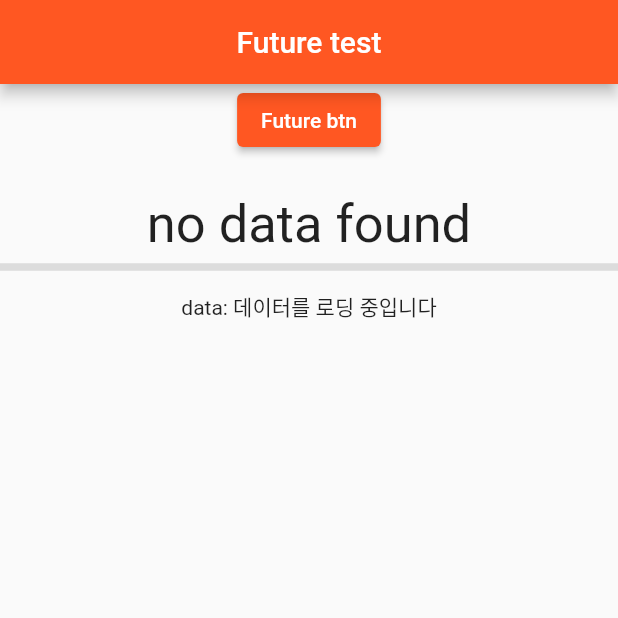
After one commit to MinJaehyun/first_project, a Flutter app: the FutureTest screen opened directly, on a phone screen of 412 x 824 dp, the top half of it. The commit adds this screen. Run offline on Flutter 3.47's test engine with Material 2 defaults, Android fonts, the phone set to English and light mode, and no system bars; our stand-ins replace fluttertoast, introduction_screen, like_button.

Commit message:
Future & FutureBuilder test

```diff
--- a/lib/main20/main20.dart
+++ b/lib/main20/main20-1/main20.dart
@@ -91,11 +91,9 @@ class _MyPageState extends State<MyPage> {
     await Future.delayed(duration).then((val) {
       setState(() {
         currentData = 'The data is fetched';
-      });
-    });
-    setState(() {
-      style = const TextStyle(fontSize: 22, color: Colors.green);
-    });
+        style = const TextStyle(fontSize: 22, color: Colors.green);
+      },);
+    },);
   }
 
   Future<String> myData() async {
--- /dev/null
+++ b/lib/main20/main20-2/main20_2.dart
@@ -0,0 +1,107 @@
+import 'package:flutter/material.dart';
+
+void main() {
+  runApp(const MyApp());
+}
+
+class MyApp extends StatelessWidget {
+  const MyApp({Key? key}) : super(key: key);
+
+  @override
+  Widget build(BuildContext context) {
+    return const MaterialApp(
+      home: FutureTest(),
+    );
+  }
+}
+
+class FutureTest extends StatefulWidget {
+  const FutureTest({Key? key}) : super(key: key);
+
+  @override
+  State<FutureTest> createState() => _FutureTestState();
+}
+
+class _FutureTestState extends State<FutureTest> {
+  String? fetchBtnData = 'no data found';
+  String? fetchInitialData = '데이터를 로딩 중입니다';
+
+  // note: (){}사용 시,
+  Future<void> fetchFun() async {
+    debugPrint('데이터 전송 시작');
+    await Future.delayed(const Duration(seconds: 2), () {
+      setState(() => fetchBtnData = 'The data is fetched');
+    });
+    debugPrint('데이터 전송 종료');
+  }
+
+  // note: (){} 에서 return 받을 수 없다
+  // Future<String> _lodingFutureData() async {
+  //   await Future.delayed(const Duration(seconds: 2), () {
+  //     return '데이터 로딩이 완료 되었습니다';
+  //   },);
+  // }
+
+  // note: return 값이 있는 경우 형식
+  Future<String> _lodingFutureData() async {
+    await Future.delayed(const Duration(seconds: 2));
+    return '데이터 로딩이 완료 되었습니다';
+  }
+
+  @override
+  Widget build(BuildContext context) {
+    return Scaffold(
+      appBar: AppBar(
+        title: const Text('Future test'),
+        centerTitle: true,
+      ),
+      body: Center(
+        child: Column(
+          children: [
+            Column(
+              mainAxisAlignment: MainAxisAlignment.center,
+              children: [
+                ElevatedButton(
+                  onPressed: () {
+                    fetchFun();
+                  },
+                  child: const Text('Future btn'),
+                ),
+                const SizedBox(
+                  height: 25,
+                ),
+                Text(
+                  // fetchData,
+                  fetchBtnData!,
+                  style: const TextStyle(fontSize: 35),
+                ),
+              ],
+            ),
+            const Divider(
+              thickness: 5,
+            ),
+            FutureBuilder(
+              initialData: fetchInitialData,
+              future: _lodingFutureData(),
+              builder: (context, AsyncSnapshot snapshot) {
+                if (snapshot.hasData == false) {
+                  return const CircularProgressIndicator();
+                } else if (snapshot.hasError) {
+                  return Padding(
+                    padding: const EdgeInsets.all(20),
+                    child: Text('Error: ${snapshot.error}'),
+                  );
+                } else {
+                  return Padding(
+                    padding: const EdgeInsets.all(8.0),
+                    child: Text('data: ${snapshot.data.toString()}'),
+                  );
+                }
+              },
+            ),
+          ],
+        ),
+      ),
+    );
+  }
+}
```
